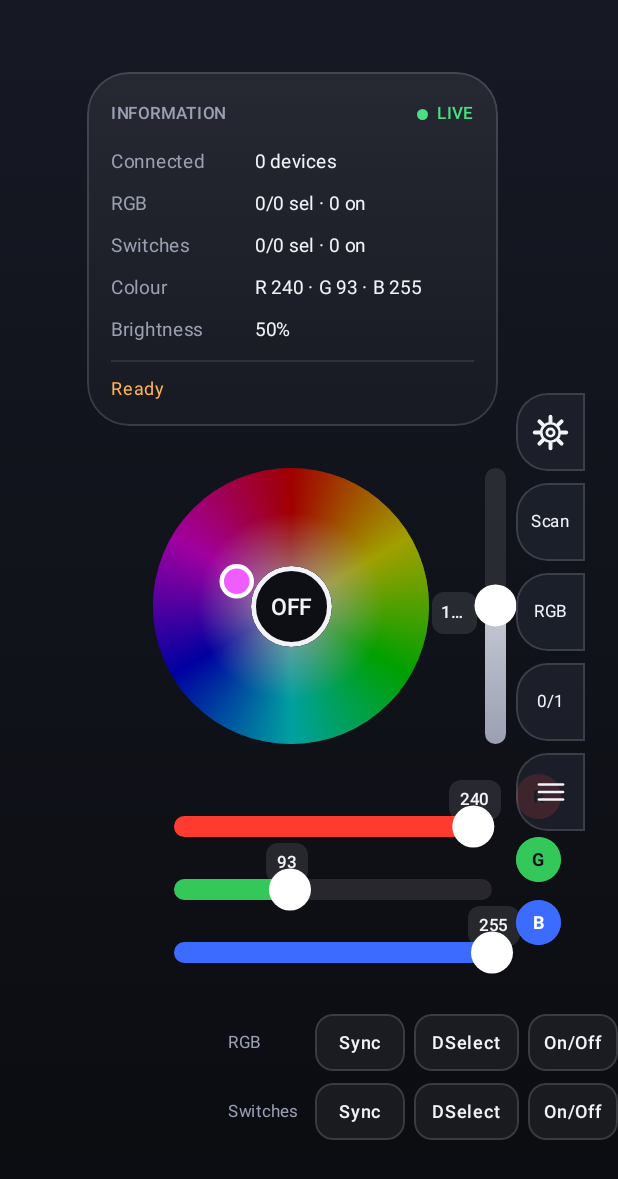
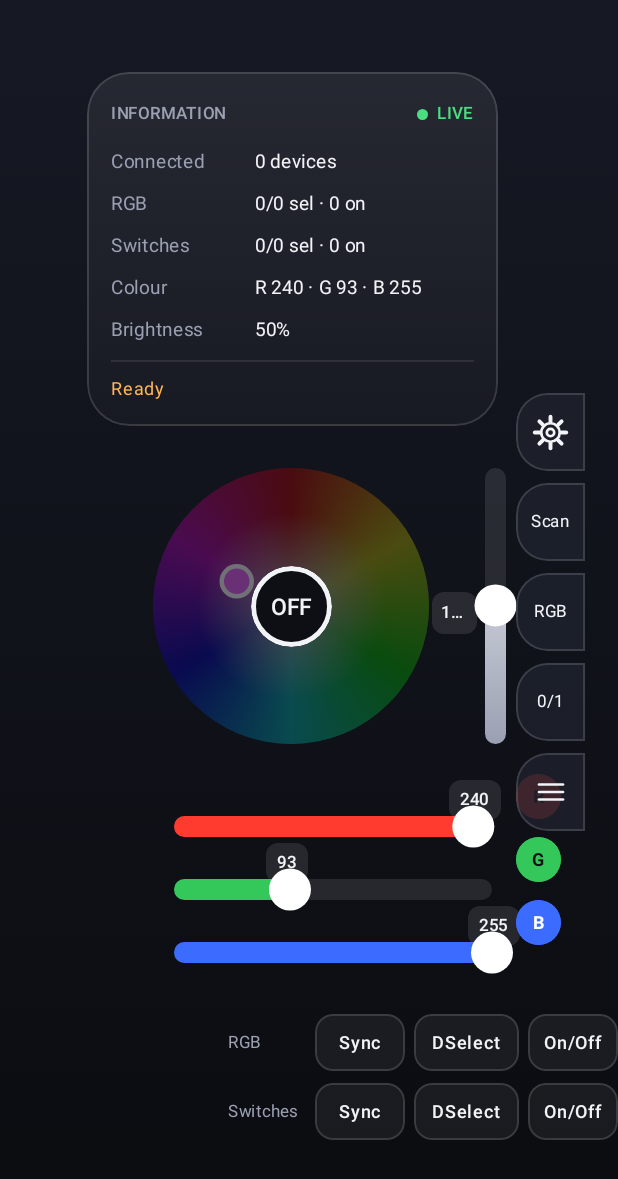
Before and after one commit to mr-yadav07/spaceship-fighter, an Android app built with Jetpack Compose: the screen it shows after launch (MainActivity), on a phone screen of 412 x 824 dp. Shown: the top 1179 px of the screen. Run offline under Robolectric (Android 15) with nearby library versions, the phone set to English and light mode, and no system bars.

Commit message:
Match uploaded colour disc active and inactive appearance

```diff
--- a/app/src/main/java/app/espcontrol/ui/MainScreen.kt
+++ b/app/src/main/java/app/espcontrol/ui/MainScreen.kt
@@ -82,7 +82,7 @@ fun MainScreen(vm: ControlViewModel) {
         InfoCard(s, connected, centerRgb, centerSw, onOpen = { infoOpen = true })
 
         ColorDisc(
-            Modifier.offset(102.dp, 312.dp).size(184.dp),
+            Modifier.offset(102.dp, 312.dp).size(184.dp).alpha(if (anySelOn) 1f else 0.4f),
             eff, discShade,
         ) { r, g, b -> vm.setColor(r, g, b) }
         Box(Modifier.offset(102.dp, 312.dp).size(184.dp), contentAlignment = Alignment.Center) {
```
